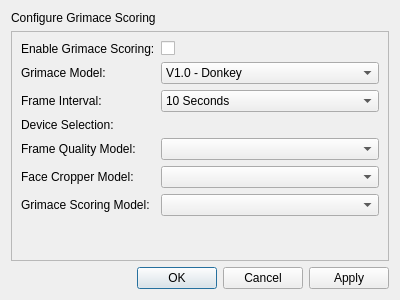
Qt form ui/DConfigureGrimaceScoring.ui (ETHZ-INS/Grimace-Box-Recorder) before a commit.
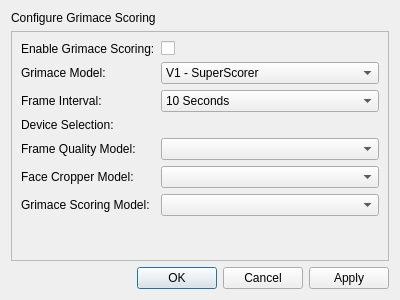
The same form after that commit.

What changed in the file:
```diff
--- a/ui/DConfigureGrimaceScoring.ui
+++ b/ui/DConfigureGrimaceScoring.ui
@@ -79,7 +79,7 @@
        <widget class="QComboBox" name="dpd_grimace_model">
         <item>
          <property name="text">
-          <string>V1.0 - Donkey</string>
+          <string>V1 - SuperScorer</string>
          </property>
         </item>
        </widget>
```
Left out of the diff: 18 changed lines with no effect on the pictures.
